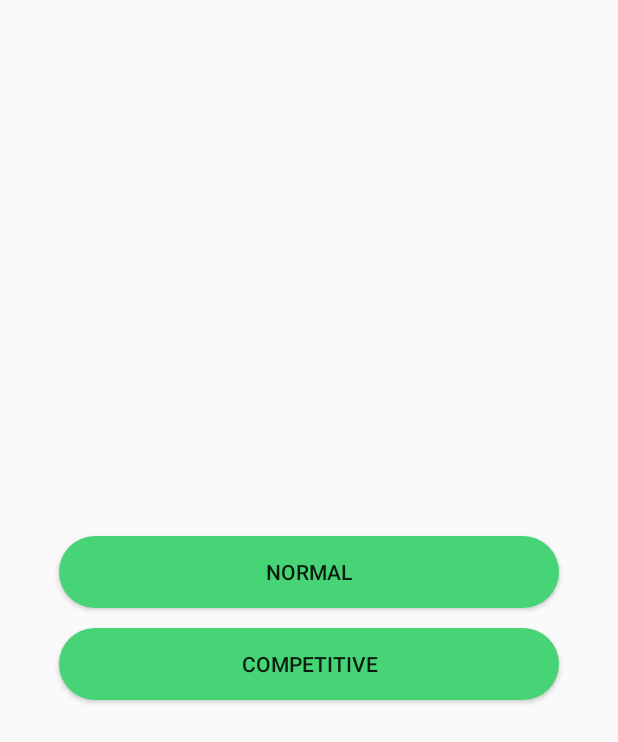
After one commit to champseeker/Maths-Trainer, an Android app: the ModeActivity screen opened directly, with no data from a screen before it, on a phone screen of 412 x 824 dp. The commit adds this screen. Shown: the top 742 px of the screen. Run offline under Robolectric (Android 15) with nearby library versions, the phone set to English and light mode, and no system bars.

Commit message:
Update 8.0 ( Mode Editing )

```diff
--- a/app/src/main/AndroidManifest.xml
+++ b/app/src/main/AndroidManifest.xml
@@ -11,6 +11,7 @@
         android:theme="@style/AppTheme">
         <activity android:name=".SecondActivity" />
         <activity android:name=".MainActivity" />
+        <activity android:name=".ModeActivity" />
         <activity android:name=".WelcomePage">
             <intent-filter>
                 <action android:name="android.intent.action.MAIN" />
--- /dev/null
+++ b/app/src/main/java/sg/edu/rp/c346/mathsgames/ModeActivity.java
@@ -0,0 +1,51 @@
+package sg.edu.rp.c346.mathsgames;
+
+import androidx.appcompat.app.AppCompatActivity;
+
+import android.content.Intent;
+import android.os.Bundle;
+import android.view.View;
+import android.view.Window;
+import android.view.WindowManager;
+import android.widget.Button;
+
+public class ModeActivity extends AppCompatActivity {
+
+    Button btnNorm, btnCom;
+
+    @Override
+    protected void onCreate(Bundle savedInstanceState) {
+        super.onCreate(savedInstanceState);
+
+        requestWindowFeature(Window.FEATURE_NO_TITLE);
+        getWindow().setFlags(WindowManager.LayoutParams.FLAG_FULLSCREEN, WindowManager.LayoutParams.FLAG_FULLSCREEN);
+        setContentView(R.layout.activity_mode);
+        getSupportActionBar().hide();
+
+        btnNorm = findViewById(R.id.btnNormal);
+        btnCom = findViewById(R.id.btnComp);
+
+        btnNorm.setOnClickListener(new View.OnClickListener() {
+            @Override
+            public void onClick(View view) {
+
+                Intent intent = new Intent(getBaseContext(), MainActivity.class);
+                intent.putExtra("mode", "Normal");
+                startActivity(intent);
+
+            }
+        });
+
+        btnCom.setOnClickListener(new View.OnClickListener() {
+            @Override
+            public void onClick(View view) {
+
+                Intent intent = new Intent(getBaseContext(), MainActivity.class);
+                intent.putExtra("mode", "Competitive");
+                startActivity(intent);
+
+            }
+        });
+
+    }
+}
--- a/app/src/main/java/sg/edu/rp/c346/mathsgames/SecondActivity.java
+++ b/app/src/main/java/sg/edu/rp/c346/mathsgames/SecondActivity.java
@@ -28,7 +28,7 @@ public class SecondActivity extends AppCompatActivity {
     Button btnSub, btnBack;
     EditText etAns;
 
-    String lvl, method, maxRange, equa, timer, product, category, sText;
+    String lvl, method, maxRange, equa, timer, product, category, sText, mode;
     Integer randNum, randMul, time, randPro, randRand;
     Double answer, ans, sTime;
 
@@ -67,6 +67,7 @@ public class SecondActivity extends AppCompatActivity {
         method = intentReceived.getStringExtra("Calcu");
         maxRange = intentReceived.getStringExtra("max");
         timer = intentReceived.getStringExtra("timer");
+        mode = intentReceived.getStringExtra("mode");
 
         sTime = Double.parseDouble(timer);
 
@@ -217,6 +218,7 @@ public class SecondActivity extends AppCompatActivity {
                 tvQues.setTypeface(null, Typeface.BOLD);
                 tvQues.setText("Congratulation, You have completed " + (questionNumber - 1) + " Question\nYou can go Back to set a different Level Of Difficulty\nYour total Score is " + score + "/10");
                 tvTime.setText("Times Up");
+                myEdit.putString("mode", mode);
                 myEdit.putInt("score", score);
                 myEdit.putString("category", category);
                 myEdit.putString("time", sText);
@@ -351,6 +353,7 @@ public class SecondActivity extends AppCompatActivity {
                     tvQues.setTextSize(TypedValue.COMPLEX_UNIT_PX, 40);
                     tvQues.setTypeface(null, Typeface.BOLD);
                     tvQues.setText("Congratulation, You have completed all 10 Question\nYou can go Back to set a different Level Of Difficulty\nYour total Score is " + score + "/10");
+                    myEdit.putString("mode", mode);
                     myEdit.putInt("score", score);
                     myEdit.putString("category", category);
                     myEdit.putString("time", sText);
--- a/app/src/main/java/sg/edu/rp/c346/mathsgames/WelcomePage.java
+++ b/app/src/main/java/sg/edu/rp/c346/mathsgames/WelcomePage.java
@@ -33,7 +33,7 @@ public class WelcomePage extends AppCompatActivity {
                 e.printStackTrace();
             }
 
-            Intent intent = new Intent(WelcomePage.this, MainActivity.class);
+            Intent intent = new Intent(WelcomePage.this, ModeActivity.class);
             startActivity(intent);
             WelcomePage.this.finish();
 
--- /dev/null
+++ b/app/src/main/res/drawable/btn_rounded.xml
@@ -0,0 +1,5 @@
+<?xml version="1.0" encoding="utf-8"?>
+<shape xmlns:android="http://schemas.android.com/apk/res/android" android:shape="rectangle">
+    <solid android:color="#47D476"/>
+    <corners android:radius="32dp"/>
+</shape>
--- /dev/null
+++ b/app/src/main/res/layout/activity_mode.xml
@@ -0,0 +1,28 @@
+<?xml version="1.0" encoding="utf-8"?>
+<LinearLayout xmlns:android="http://schemas.android.com/apk/res/android"
+    xmlns:app="http://schemas.android.com/apk/res-auto"
+    xmlns:tools="http://schemas.android.com/tools"
+    android:layout_width="match_parent"
+    android:layout_height="match_parent"
+    android:orientation="vertical"
+    android:gravity="center"
+    tools:context=".ModeActivity" >
+
+    <Button
+        android:id="@+id/btnNormal"
+        android:layout_width="500px"
+        android:layout_height="wrap_content"
+        android:layout_gravity="center"
+        android:background="@drawable/btn_rounded"
+        android:text="Normal" />
+
+    <Button
+        android:id="@+id/btnComp"
+        android:layout_width="500px"
+        android:layout_height="wrap_content"
+        android:layout_marginTop="20px"
+        android:layout_gravity="center"
+        android:background="@drawable/btn_rounded"
+        android:text="Competitive" />
+
+</LinearLayout>
```
Also changed, not shown: app/src/main/java/sg/edu/rp/c346/mathsgames/MainActivity.java (+52 -11 lines), app/src/main/res/layout/activity_main.xml (+10 -0 lines).
